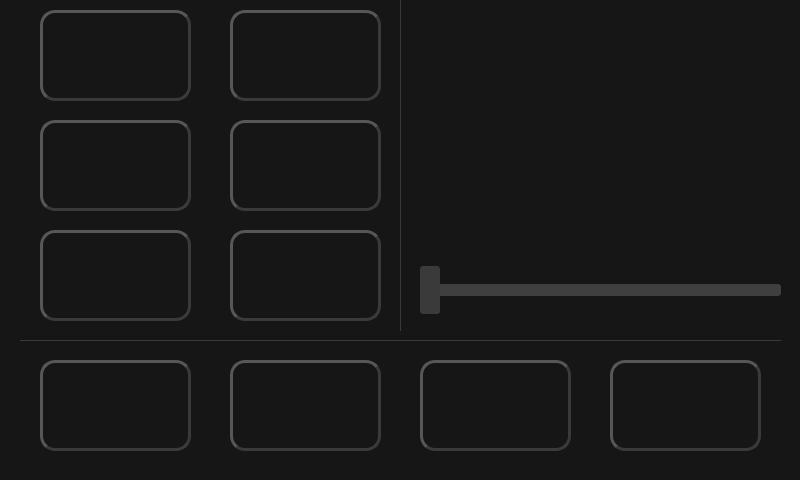
The window that pyHue.ui (dknigh21/piHue) describes before a commit, drawn with Qt 5.
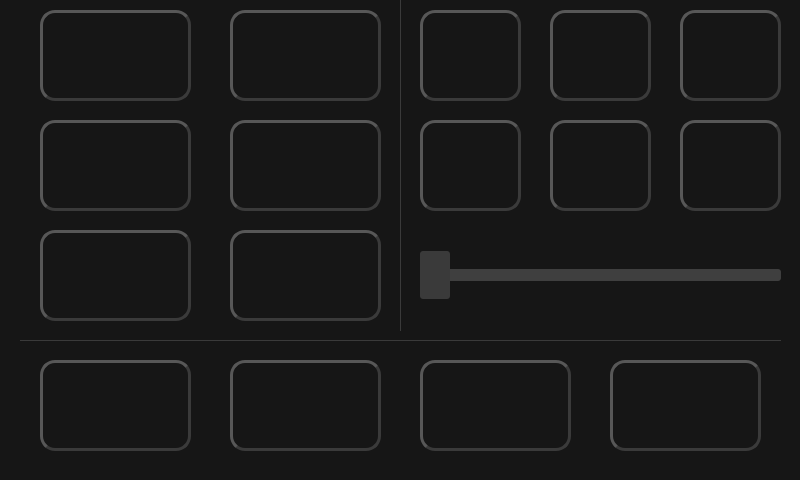
The same window after the commit.

```diff
--- a/pyHue.ui
+++ b/pyHue.ui
@@ -537,9 +537,9 @@
     <property name="geometry">
      <rect>
       <x>420</x>
-      <y>260</y>
+      <y>250</y>
       <width>361</width>
-      <height>61</height>
+      <height>51</height>
      </rect>
     </property>
     <property name="styleSheet">
@@ -572,7 +572,7 @@
 
 QSlider::handle:horizontal {
     background: #9557c6;
-    width: 20px;
+    width: 30px;
 
     margin: -20px 0; /* handle is placed by default on the contents rect of the groove. Expand outside the groove */
     border-radius: 3px;
@@ -604,6 +604,255 @@
      <enum>QSlider::NoTicks</enum>
     </property>
    </widget>
+   <widget class="QPushButton" name="btnColorMode1">
+    <property name="geometry">
+     <rect>
+      <x>420</x>
+      <y>10</y>
+      <width>101</width>
+      <height>91</height>
+     </rect>
+    </property>
+    <property name="styleSheet">
+     <string notr="true">QPushButton{
+	background-color: #161616;
+	border-width: 3px;
+	border-color: #3a3a3a;
+	border-style: outset;
+	border-radius: 15px;
+}
+
+QPushButton:pressed{
+	background-color: #ffffff;
+}
+
+QPushButton:checked{
+	background-color: #ffffff;
+	border-style: inset;
+	border-color: #9557c6;
+}</string>
+    </property>
+    <property name="text">
+     <string/>
+    </property>
+    <property name="iconSize">
+     <size>
+      <width>75</width>
+      <height>75</height>
+     </size>
+    </property>
+    <property name="checkable">
+     <bool>true</bool>
+    </property>
+   </widget>
+   <widget class="QPushButton" name="btnColorMode2">
+    <property name="geometry">
+     <rect>
+      <x>550</x>
+      <y>10</y>
+      <width>101</width>
+      <height>91</height>
+     </rect>
+    </property>
+    <property name="styleSheet">
+     <string notr="true">QPushButton{
+	background-color: #161616;
+	border-width: 3px;
+	border-color: #3a3a3a;
+	border-style: outset;
+	border-radius: 15px;
+}
+
+QPushButton:pressed{
+	background-color: #ffffff;
+}
+
+QPushButton:checked{
+	background-color: #ffffff;
+	border-style: inset;
+	border-color: #9557c6;
+}</string>
+    </property>
+    <property name="text">
+     <string/>
+    </property>
+    <property name="iconSize">
+     <size>
+      <width>75</width>
+      <height>75</height>
+     </size>
+    </property>
+    <property name="checkable">
+     <bool>true</bool>
+    </property>
+   </widget>
+   <widget class="QPushButton" name="btnColorMode3">
+    <property name="geometry">
+     <rect>
+      <x>420</x>
+      <y>120</y>
+      <width>101</width>
+      <height>91</height>
+     </rect>
+    </property>
+    <property name="styleSheet">
+     <string notr="true">QPushButton{
+	background-color: #161616;
+	border-width: 3px;
+	border-color: #3a3a3a;
+	border-style: outset;
+	border-radius: 15px;
+}
+
+QPushButton:pressed{
+	background-color: #ffffff;
+}
+
+QPushButton:checked{
+	background-color: #ffffff;
+	border-style: inset;
+	border-color: #9557c6;
+}</string>
+    </property>
+    <property name="text">
+     <string/>
+    </property>
+    <property name="iconSize">
+     <size>
+      <width>75</width>
+      <height>75</height>
+     </size>
+    </property>
+    <property name="checkable">
+     <bool>true</bool>
+    </property>
+   </widget>
+   <widget class="QPushButton" name="btnColorMode4">
+    <property name="geometry">
+     <rect>
+      <x>550</x>
+      <y>120</y>
+      <width>101</width>
+      <height>91</height>
+     </rect>
+    </property>
+    <property name="styleSheet">
+     <string notr="true">QPushButton{
+	background-color: #161616;
+	border-width: 3px;
+	border-color: #3a3a3a;
+	border-style: outset;
+	border-radius: 15px;
+}
+
+QPushButton:pressed{
+	background-color: #ffffff;
+}
+
+QPushButton:checked{
+	background-color: #ffffff;
+	border-style: inset;
+	border-color: #9557c6;
+}</string>
+    </property>
+    <property name="text">
+     <string/>
+    </property>
+    <property name="iconSize">
+     <size>
+      <width>75</width>
+      <height>75</height>
+     </size>
+    </property>
+    <property name="checkable">
+     <bool>true</bool>
+    </property>
+   </widget>
+   <widget class="QPushButton" name="btnSelectedOff">
+    <property name="geometry">
+     <rect>
+      <x>680</x>
+      <y>120</y>
+      <width>101</width>
+      <height>91</height>
+     </rect>
+    </property>
+    <property name="styleSheet">
+     <string notr="true">QPushButton{
+	background-color: #161616;
+	border-width: 3px;
+	border-color: #3a3a3a;
+	border-style: outset;
+	border-radius: 15px;
+}
+
+QPushButton:pressed{
+	background-color: #ffffff;
+}
+
+QPushButton:checked{
+	background-color: #ffffff;
+	border-style: inset;
+	border-color: #9557c6;
+}</string>
+    </property>
+    <property name="text">
+     <string/>
+    </property>
+    <property name="iconSize">
+     <size>
+      <width>75</width>
+      <height>75</height>
+     </size>
+    </property>
+    <property name="checkable">
+     <bool>true</bool>
+    </property>
+   </widget>
+   <widget class="QPushButton" name="btnSelectedOn">
+    <property name="enabled">
+     <bool>false</bool>
+    </property>
+    <property name="geometry">
+     <rect>
+      <x>680</x>
+      <y>10</y>
+      <width>101</width>
+      <height>91</height>
+     </rect>
+    </property>
+    <property name="styleSheet">
+     <string notr="true">QPushButton{
+	background-color: #161616;
+	border-width: 3px;
+	border-color: #3a3a3a;
+	border-style: outset;
+	border-radius: 15px;
+}
+
+QPushButton:pressed{
+	background-color: #ffffff;
+}
+
+QPushButton:checked{
+	background-color: #ffffff;
+	border-style: inset;
+	border-color: #9557c6;
+}</string>
+    </property>
+    <property name="text">
+     <string/>
+    </property>
+    <property name="iconSize">
+     <size>
+      <width>75</width>
+      <height>75</height>
+     </size>
+    </property>
+    <property name="checkable">
+     <bool>true</bool>
+    </property>
+   </widget>
   </widget>
   <widget class="QMenuBar" name="menubar">
    <property name="geometry">
```
